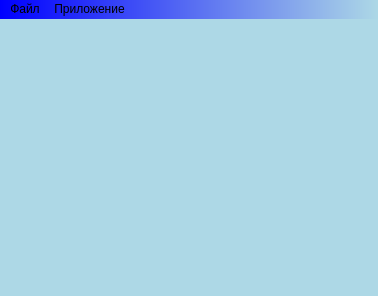
The window that multinote-qt/notepad.ui (IlyaBoykoProgr/qt-cpp) describes before a commit, drawn with Qt 5.
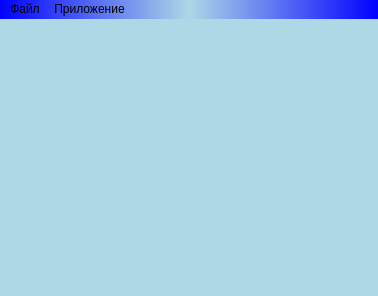
The same window after the commit. Icons and pictures are not drawn.

```diff
--- a/multinote-qt/notepad.ui
+++ b/multinote-qt/notepad.ui
@@ -22,9 +22,17 @@
 QMenuBar:hover,QPushButton:hover{
 background:qlineargradient(spread:pad, x1:0, y1:0, x2:1, y2:0, stop:0 lightblue, stop:1 blue);
 }
-QMenuBar:!hover,QPushButton:!hover{
-background:qlineargradient(spread:pad, x1:0, y1:0, x2:1, y2:0, stop:0 blue, stop:1 lightblue);
-}</string>
+QMenuBar:!hover,QPushButton:!pressed,QMenu::item{
+background:qlineargradient(spread:pad, x1:0, y1:0, x2:1, y2:0,  stop:0 blue, stop:0.5 lightblue, stop:1 blue);
+}
+QPushButton{border-radius:10px;width:100%;}
+QTabWidget::tab-bar{alignment:center;}
+QTabBar::tab{border-top:2px solid blue;
+border-radius:5px 5px 0 0;}
+QTabBar::tab:selected{border-left:1px solid blue;border-right: 1px solid blue;
+	background-color: rgb(85, 170, 255);
+}
+QTabBar::tab:disabled{color:red;}</string>
   </property>
   <widget class="QWidget" name="centralwidget">
    <layout class="QVBoxLayout" name="verticalLayout"/>
```
Left out of the diff: 4 changed lines with no effect on the pictures.
